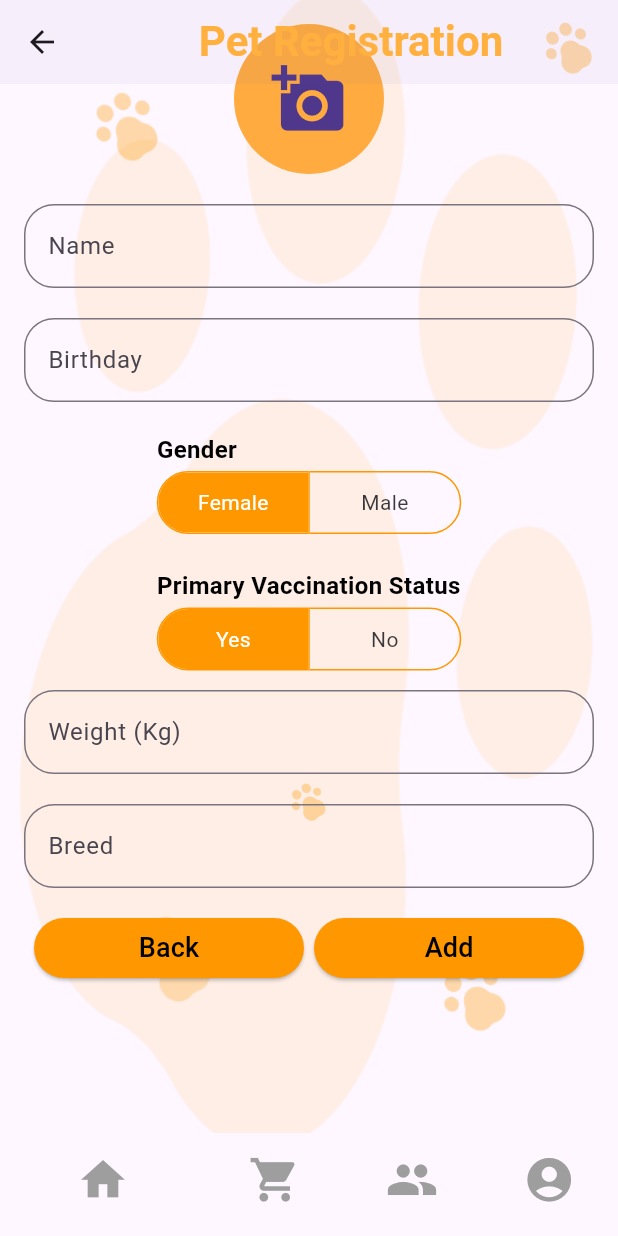
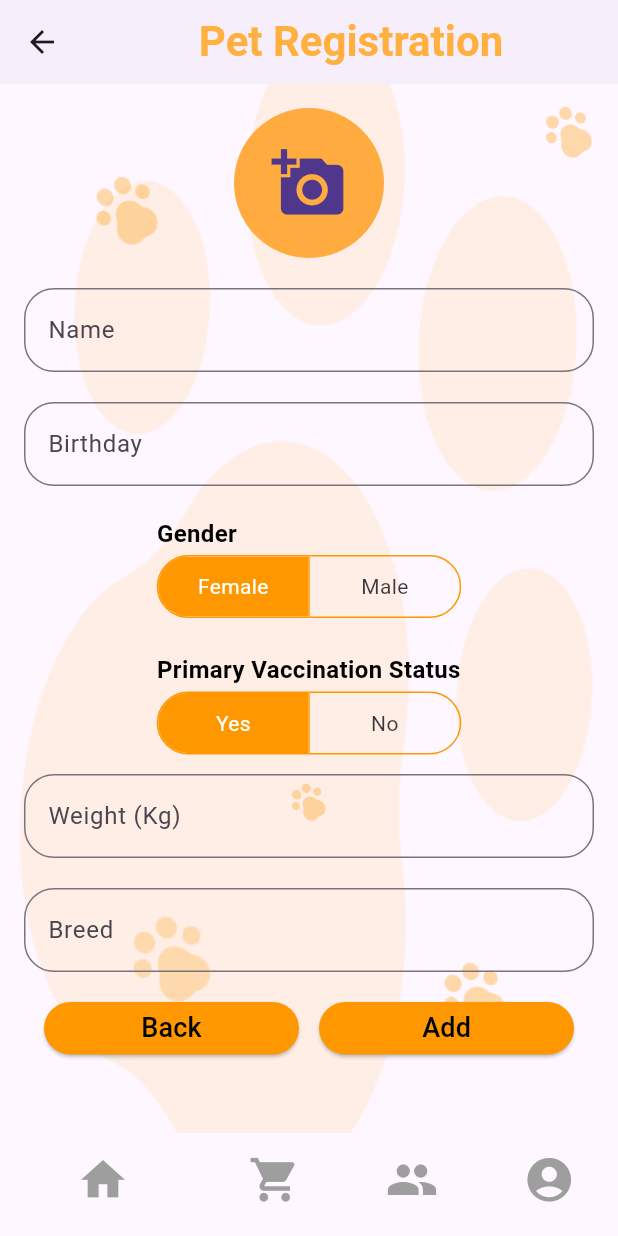
Before and after one commit to upesha56/Furry-Friends-App, a Flutter app: the PetRegistrationPage screen opened directly, on a phone screen of 412 x 824 dp. Run offline on Flutter 3.47's test engine with Material 3 defaults, Android fonts, the phone set to English and light mode, and no system bars; our stand-ins replace image_picker; Roboto replaces fonts that are missing (CustomFont).

```diff
--- a/Front-End/lib/main.dart
+++ b/Front-End/lib/main.dart
@@ -1,4 +1,6 @@
+import 'package:chat/pages/home_page.dart';
 import 'package:chat/pages/loging_page.dart';
+import 'package:chat/pages/petregistration_page.dart';
 import 'package:chat/pages/signup_page.dart';
 import 'package:chat/pages/userprofile_page.dart';
 import 'package:flutter/material.dart';
@@ -12,6 +14,6 @@ class MyApp extends StatelessWidget {
 
   @override
   Widget build(BuildContext context) {
-    return MaterialApp(debugShowCheckedModeBanner: false, home: userProfile());
+    return MaterialApp(debugShowCheckedModeBanner: false, home: login());
   }
 }
--- a/Front-End/lib/pages/home_page.dart
+++ b/Front-End/lib/pages/home_page.dart
@@ -16,7 +16,7 @@ class HomePage extends StatelessWidget {
     "Meal Plan",
     "Store",
     "Track My Pet",
-    "Pet Community",
+    "Medical Record",
   ];
 
   @override
@@ -44,8 +44,8 @@ class HomePage extends StatelessWidget {
       body: Stack(
         children: [
           SizedBox(
-            height: double.infinity,
-            width: double.infinity,
+            height: 232,
+            width: 186,
             child: Image.asset(
               "assets/foot.png",
               alignment: AlignmentDirectional.centerStart,
--- a/Front-End/lib/pages/petregistration_page.dart
+++ b/Front-End/lib/pages/petregistration_page.dart
@@ -165,7 +165,7 @@ class _PetRegistrationPageState extends State<PetRegistrationPage> {
   Widget build(BuildContext context) {
     return SafeArea(
       child: Scaffold(
-        extendBodyBehindAppBar: true,
+        //extendBodyBehindAppBar: true,
         appBar: AppBar(
           // App Bar
           title: const Align(
@@ -514,8 +514,8 @@ class _PetRegistrationPageState extends State<PetRegistrationPage> {
       mainAxisAlignment: MainAxisAlignment.spaceEvenly,
       children: [
         SizedBox(
-          width: 180.0,
-          height: 40, // Set the width here
+          width: 170.0,
+          height: 35, // Set the width here
           child: ElevatedButton(
             onPressed: () {
               // Handle back action
@@ -534,8 +534,8 @@ class _PetRegistrationPageState extends State<PetRegistrationPage> {
           ),
         ),
         SizedBox(
-          width: 180.0,
-          height: 40, // Set the width here
+          width: 170.0,
+          height: 35, // Set the width here
           child: ElevatedButton(
             onPressed: petRegistration,
             style: ElevatedButton.styleFrom(
```
